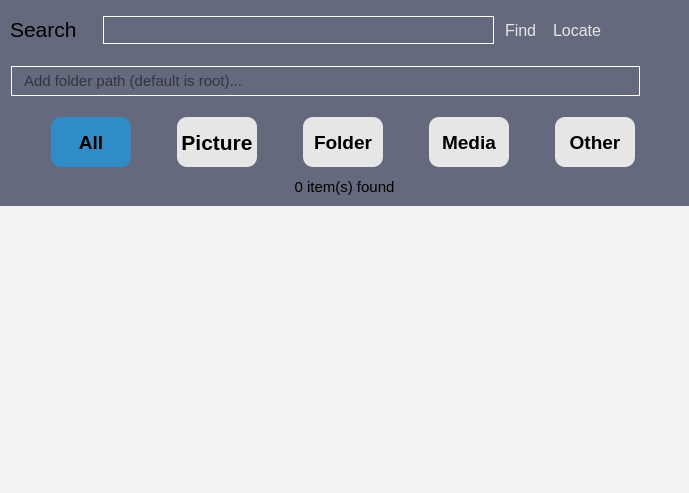
Old version of the form app/search/search.ui in the repository rahmanshaber/corebox.
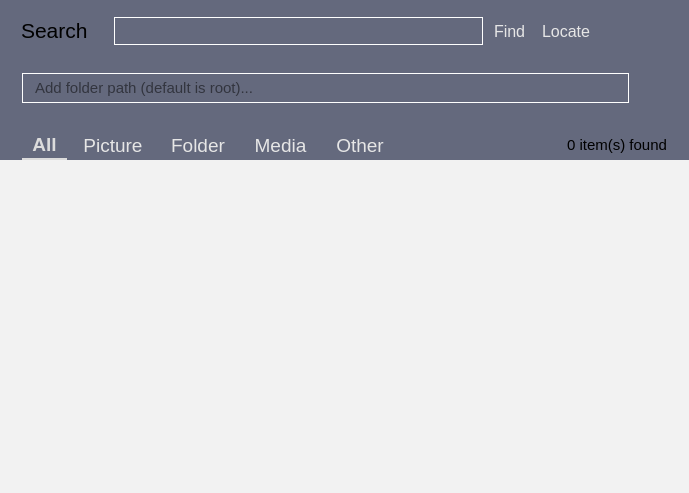
New version of the form. Icons and pictures are not drawn.

Patch:
```diff
--- a/app/search/search.ui
+++ b/app/search/search.ui
@@ -42,20 +42,8 @@
 }</string>
      </property>
      <layout class="QVBoxLayout" name="verticalLayout">
-      <property name="spacing">
-       <number>0</number>
-      </property>
-      <property name="leftMargin">
-       <number>0</number>
-      </property>
-      <property name="topMargin">
-       <number>10</number>
-      </property>
-      <property name="rightMargin">
-       <number>0</number>
-      </property>
       <property name="bottomMargin">
-       <number>10</number>
+       <number>0</number>
       </property>
       <item>
        <widget class="QFrame" name="searchbar">
@@ -330,43 +318,51 @@
          <enum>QFrame::NoFrame</enum>
         </property>
         <property name="frameShadow">
-         <enum>QFrame::Raised</enum>
+         <enum>QFrame::Plain</enum>
         </property>
         <layout class="QHBoxLayout" name="horizontalLayout">
          <property name="topMargin">
           <number>10</number>
          </property>
+         <property name="bottomMargin">
+          <number>0</number>
+         </property>
          <item>
           <widget class="QToolButton" name="typeAll">
            <property name="minimumSize">
             <size>
-             <width>80</width>
-             <height>50</height>
+             <width>0</width>
+             <height>0</height>
             </size>
            </property>
            <property name="maximumSize">
             <size>
              <width>50</width>
-             <height>100</height>
+             <height>30</height>
             </size>
            </property>
            <property name="font">
             <font>
              <pointsize>14</pointsize>
-             <weight>75</weight>
-             <bold>true</bold>
+             <weight>50</weight>
+             <bold>false</bold>
             </font>
            </property>
            <property name="styleSheet">
             <string notr="true">QToolButton{
+color : #E6E6E6;
 border: 1px rgb(67, 67, 67);
-background-color:#E6E6E6; 
-border-radius: 10px;
+padding: 5px 5px 5px 5px;
 }
 
-QToolButton:checked{
-background-color:rgb(48, 140, 198); 
-}</string>
+QToolButton:checked
+{
+border:none;
+border-bottom: 2px solid #DCDCDC;
+color: #DCDCDC; 
+font-weight: bold;
+}
+</string>
            </property>
            <property name="text">
             <string>All</string>
@@ -395,32 +391,36 @@
           <widget class="QToolButton" name="typePicture">
            <property name="minimumSize">
             <size>
-             <width>80</width>
-             <height>50</height>
+             <width>0</width>
+             <height>0</height>
             </size>
            </property>
            <property name="maximumSize">
             <size>
              <width>80</width>
-             <height>50</height>
+             <height>30</height>
             </size>
            </property>
            <property name="font">
             <font>
-             <pointsize>16</pointsize>
-             <weight>75</weight>
-             <bold>true</bold>
+             <pointsize>14</pointsize>
+             <weight>50</weight>
+             <bold>false</bold>
             </font>
            </property>
            <property name="styleSheet">
             <string notr="true">QToolButton{
+color : #E6E6E6;
 border: 1px rgb(67, 67, 67);
-background-color:#E6E6E6;
-border-radius: 10px;
+padding: 5px 5px 5px 5px;
 }
 
-QToolButton:checked{
-background-color:rgb(48, 140, 198); 
+QToolButton:checked
+{
+border:none;
+border-bottom: 2px solid #DCDCDC;
+color: #DCDCDC; 
+font-weight: bold;
 }
 </string>
            </property>
@@ -445,33 +445,36 @@
           <widget class="QToolButton" name="typeFolder">
            <property name="minimumSize">
             <size>
-             <width>80</width>
-             <height>50</height>
+             <width>0</width>
+             <height>0</height>
             </size>
            </property>
            <property name="maximumSize">
             <size>
              <width>80</width>
-             <height>50</height>
+             <height>30</height>
             </size>
            </property>
            <property name="font">
             <font>
              <pointsize>14</pointsize>
-             <weight>75</weight>
-             <bold>true</bold>
             </font>
            </property>
            <property name="styleSheet">
             <string notr="true">QToolButton{
+color : #E6E6E6;
 border: 1px rgb(67, 67, 67);
-background-color:#E6E6E6; 
-border-radius: 10px;
+padding: 5px 5px 5px 5px;
 }
 
-QToolButton:checked{
-background-color:rgb(48, 140, 198); 
-}</string>
+QToolButton:checked
+{
+border:none;
+border-bottom: 2px solid #DCDCDC;
+color: #DCDCDC; 
+font-weight: bold;
+}
+</string>
            </property>
            <property name="text">
             <string>Folder</string>
@@ -485,6 +488,9 @@
            <property name="checkable">
             <bool>true</bool>
            </property>
+           <property name="checked">
+            <bool>false</bool>
+           </property>
            <property name="toolButtonStyle">
             <enum>Qt::ToolButtonTextOnly</enum>
            </property>
@@ -494,32 +500,36 @@
           <widget class="QToolButton" name="typeMedia">
            <property name="minimumSize">
             <size>
-             <width>80</width>
-             <height>50</height>
+             <width>0</width>
+             <height>0</height>
             </size>
            </property>
            <property name="maximumSize">
             <size>
              <width>80</width>
-             <height>50</height>
+             <height>30</height>
             </size>
            </property>
            <property name="font">
             <font>
              <pointsize>14</pointsize>
-             <weight>75</weight>
-             <bold>true</bold>
+             <weight>50</weight>
+             <bold>false</bold>
             </font>
            </property>
            <property name="styleSheet">
             <string notr="true">QToolButton{
+color : #E6E6E6;
 border: 1px rgb(67, 67, 67);
-background-color:#E6E6E6; 
-border-radius: 10px;
+padding: 5px 5px 5px 5px;
 }
 
-QToolButton:checked{
-background-color:rgb(48, 140, 198); 
+QToolButton:checked
+{
+border:none;
+border-bottom: 2px solid #DCDCDC;
+color: #DCDCDC; 
+font-weight: bold;
 }
 </string>
            </property>
@@ -544,32 +554,36 @@
           <widget class="QToolButton" name="typeother">
            <property name="minimumSize">
             <size>
-             <width>80</width>
-             <height>50</height>
+             <width>0</width>
+             <height>0</height>
             </size>
            </property>
            <property name="maximumSize">
             <size>
              <width>80</width>
-             <height>50</height>
+             <height>30</height>
             </size>
            </property>
            <property name="font">
             <font>
              <pointsize>14</pointsize>
-             <weight>75</weight>
-             <bold>true</bold>
+             <weight>50</weight>
+             <bold>false</bold>
             </font>
            </property>
            <property name="styleSheet">
             <string notr="true">QToolButton{
+color : #E6E6E6;
 border: 1px rgb(67, 67, 67);
-background-color:#E6E6E6; 
-border-radius: 10px;
+padding: 5px 5px 5px 5px;
 }
 
-QToolButton:checked{
-background-color:rgb(48, 140, 198); 
+QToolButton:checked
+{
+border:none;
+border-bottom: 2px solid #DCDCDC;
+color: #DCDCDC; 
+font-weight: bold;
 }
 </string>
            </property>
@@ -590,24 +604,37 @@
            </property>
           </widget>
          </item>
+         <item>
+          <spacer name="horizontalSpacer_3">
+           <property name="orientation">
+            <enum>Qt::Horizontal</enum>
+           </property>
+           <property name="sizeHint" stdset="0">
+            <size>
+             <width>40</width>
+             <height>20</height>
+            </size>
+           </property>
+          </spacer>
+         </item>
+         <item>
+          <widget class="QLabel" name="itemCount">
+           <property name="font">
+            <font>
+             <pointsize>11</pointsize>
+            </font>
+           </property>
+           <property name="text">
+            <string>0 item(s) found</string>
+           </property>
+           <property name="alignment">
+            <set>Qt::AlignCenter</set>
+           </property>
+          </widget>
+         </item>
         </layout>
        </widget>
       </item>
-      <item>
-       <widget class="QLabel" name="itemCount">
-        <property name="font">
-         <font>
-          <pointsize>11</pointsize>
-         </font>
-        </property>
-        <property name="text">
-         <string>0 item(s) found</string>
-        </property>
-        <property name="alignment">
-         <set>Qt::AlignCenter</set>
-        </property>
-       </widget>
-      </item>
      </layout>
     </widget>
    </item>
```
Left out of the diff: 2 changed lines with no effect on the pictures.
